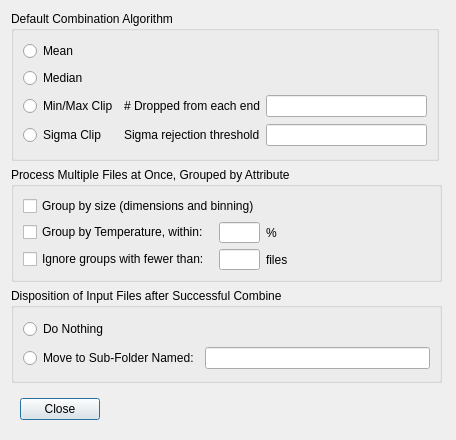
Above: PreferencesWindow.ui from RMcDOttawa/MasterBiasMaker before the change. Below: the same form after it.
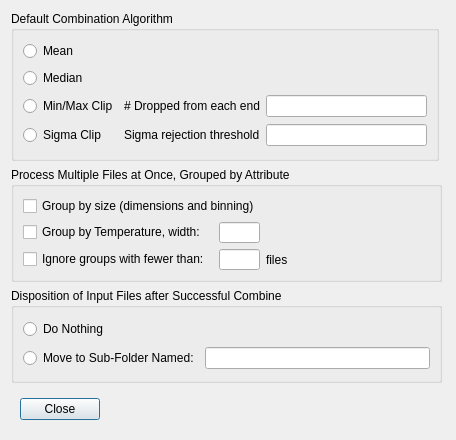
That is the form after the change.

Commit message: Change temperature tolerance to "bandwidth" for MeanShift clustering (haven't implemented the clustering yet)

```diff
--- a/PreferencesWindow.ui
+++ b/PreferencesWindow.ui
@@ -192,20 +192,13 @@
         </property>
        </widget>
       </item>
-      <item row="1" column="2">
-       <widget class="QLabel" name="label_8">
-        <property name="text">
-         <string>%</string>
-        </property>
-       </widget>
-      </item>
       <item row="1" column="0">
        <widget class="QCheckBox" name="groupByTemperatureCB">
         <property name="toolTip">
          <string>Process sets of files having different CCD temperatures</string>
         </property>
         <property name="text">
-         <string>Group by Temperature, within:</string>
+         <string>Group by Temperature, width:</string>
         </property>
        </widget>
       </item>
```
Left out of the diff: 4 changed lines with no effect on the pictures. The commit also changes 15 other files.
